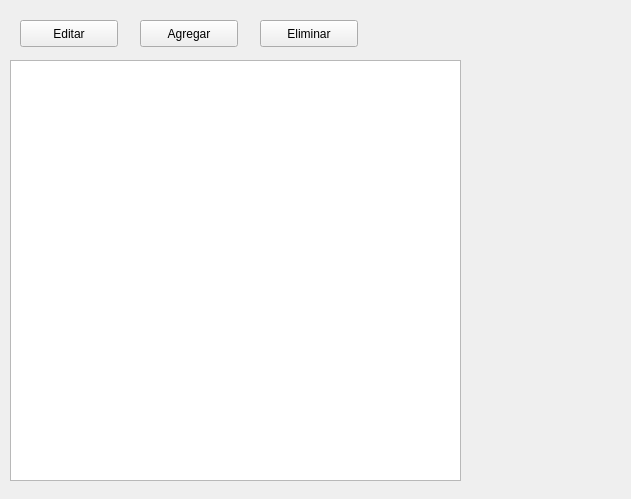
Above: Actores/Actores.ui from jandy92/ProyectoTallerCine before the change. Below: the same form after it.
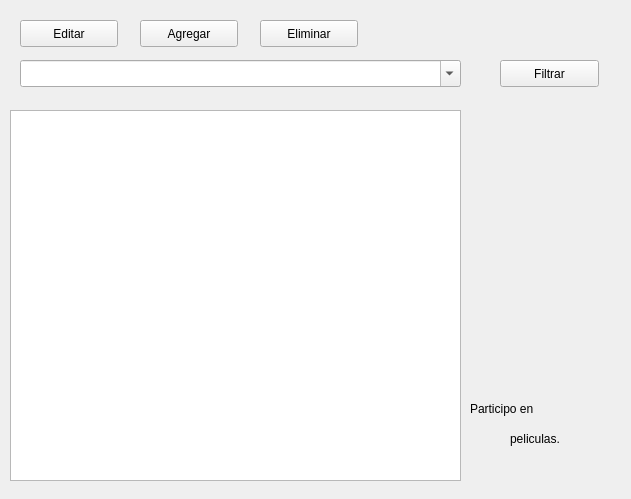
That is the form after the change.

Commit message: actores actualizados

```diff
--- a/Actores/Actores.ui
+++ b/Actores/Actores.ui
@@ -72,15 +72,89 @@
    <property name="geometry">
     <rect>
      <x>10</x>
-     <y>60</y>
+     <y>110</y>
      <width>451</width>
-     <height>421</height>
+     <height>371</height>
     </rect>
    </property>
    <property name="selectionBehavior">
     <enum>QAbstractItemView::SelectRows</enum>
    </property>
   </widget>
+  <widget class="QComboBox" name="filtro_box">
+   <property name="enabled">
+    <bool>true</bool>
+   </property>
+   <property name="geometry">
+    <rect>
+     <x>20</x>
+     <y>60</y>
+     <width>441</width>
+     <height>27</height>
+    </rect>
+   </property>
+   <property name="minimumSize">
+    <size>
+     <width>441</width>
+     <height>27</height>
+    </size>
+   </property>
+   <property name="editable">
+    <bool>true</bool>
+   </property>
+  </widget>
+  <widget class="QLabel" name="label">
+   <property name="geometry">
+    <rect>
+     <x>470</x>
+     <y>400</y>
+     <width>91</width>
+     <height>17</height>
+    </rect>
+   </property>
+   <property name="text">
+    <string>Participo en </string>
+   </property>
+  </widget>
+  <widget class="QLabel" name="label_2">
+   <property name="geometry">
+    <rect>
+     <x>510</x>
+     <y>430</y>
+     <width>81</width>
+     <height>17</height>
+    </rect>
+   </property>
+   <property name="text">
+    <string>peliculas.</string>
+   </property>
+  </widget>
+  <widget class="QLabel" name="numero_actuaciones">
+   <property name="geometry">
+    <rect>
+     <x>570</x>
+     <y>400</y>
+     <width>41</width>
+     <height>20</height>
+    </rect>
+   </property>
+   <property name="text">
+    <string/>
+   </property>
+  </widget>
+  <widget class="QPushButton" name="boton_filtrar">
+   <property name="geometry">
+    <rect>
+     <x>500</x>
+     <y>60</y>
+     <width>99</width>
+     <height>27</height>
+    </rect>
+   </property>
+   <property name="text">
+    <string>Filtrar</string>
+   </property>
+  </widget>
  </widget>
  <resources/>
  <connections/>
```
The commit also changes 11 other files.
